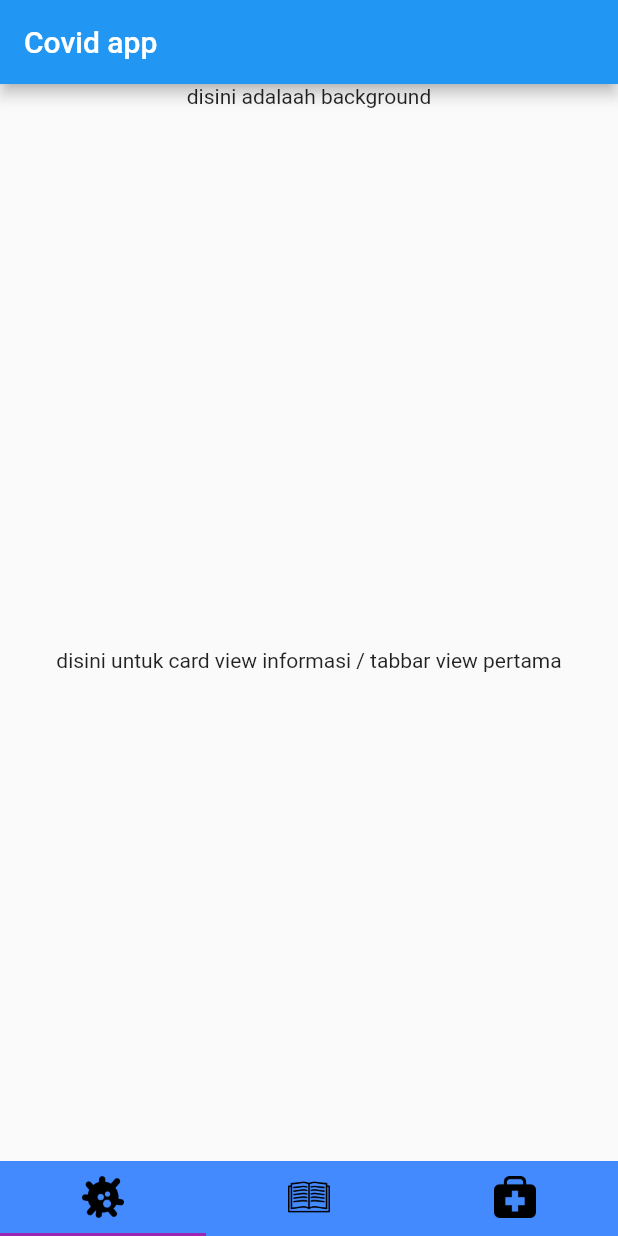
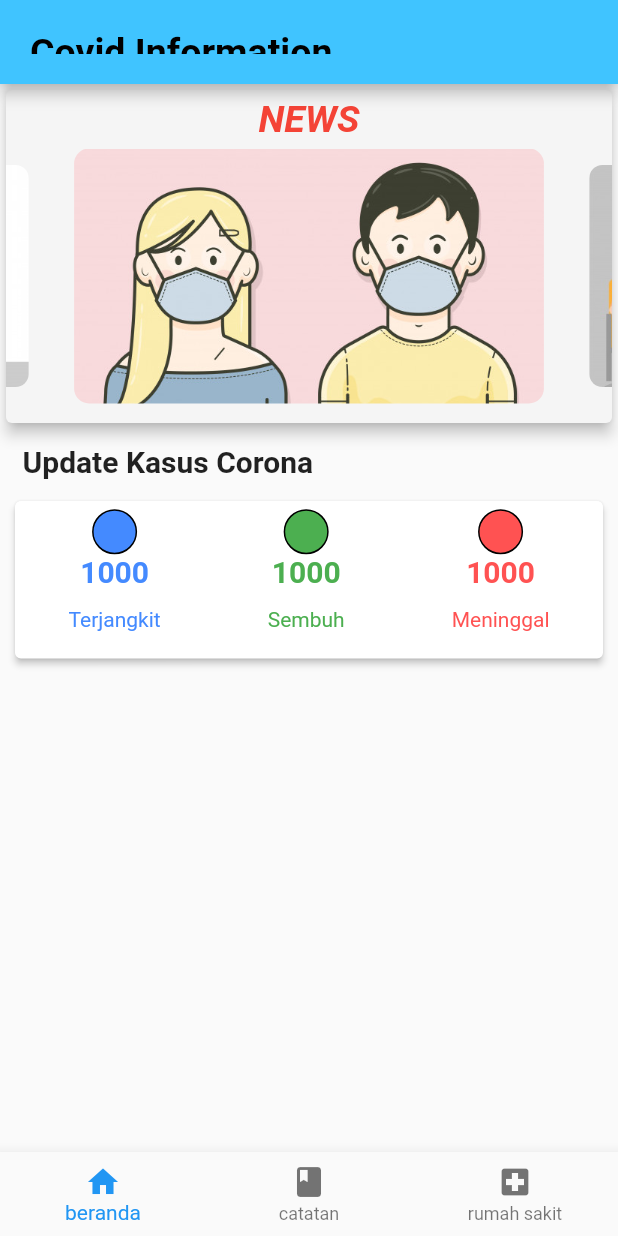
Before and after one commit to StingBugz/project_akhir, a Flutter app: the screen it shows after launch, on a phone screen of 412 x 824 dp. Run offline on Flutter 3.47's test engine with Material 2 defaults, Android fonts, the phone set to English and light mode, and no system bars; drawn by our look-alikes of carousel_slider.

Commit message:
commit ke empat

```diff
--- /dev/null
+++ b/lib/beranda.dart
@@ -0,0 +1,252 @@
+import 'package:carousel_slider/carousel_slider.dart';
+import 'package:flutter/material.dart';
+
+class Beranda extends StatefulWidget {
+  @override
+  _BerandaState createState() => _BerandaState();
+}
+
+class _BerandaState extends State<Beranda> {
+  @override
+  Widget build(BuildContext context) {
+    return MaterialApp(
+      debugShowCheckedModeBanner: false,
+      home: Scaffold(
+        appBar: AppBar(
+          backgroundColor: Colors.lightBlueAccent,
+          flexibleSpace: Align(
+            alignment: Alignment.centerLeft,
+            child: Container(
+              margin: EdgeInsets.all(20),
+              color: Colors.lightBlueAccent,
+              child: Text(
+                "Covid Information",
+                style: TextStyle(
+                    fontSize: 25,
+                    fontWeight: FontWeight.bold,
+                    color: Colors.black),
+              ),
+            ),
+          ),
+        ),
+        body: ListView(
+          children: <Widget>[
+//slider news
+            SafeArea(
+              right: true,
+              left: true,
+              child: SizedBox(
+                height: 230,
+                child: Card(
+                  elevation: 4,
+                  color: Colors.grey[100],
+                  child: Column(
+                    children: [
+                      Container(
+                        margin: EdgeInsets.only(top: 5),
+                        child: Text(
+                          "NEWS",
+                          style: TextStyle(
+                              fontWeight: FontWeight.bold,
+                              fontSize: 25,
+                              color: Colors.red,
+                              fontStyle: FontStyle.italic),
+                        ),
+                      ),
+                      CarouselSlider(
+                        options: CarouselOptions(
+                          height: 180,
+                          enlargeCenterPage: true,
+                          autoPlay: true,
+                          aspectRatio: 16 / 9,
+                          autoPlayCurve: Curves.fastOutSlowIn,
+                          enableInfiniteScroll: true,
+                          autoPlayAnimationDuration:
+                              Duration(milliseconds: 800),
+                          viewportFraction: 0.8,
+                        ),
+                        items: [
+                          Container(
+                            margin: EdgeInsets.all(5),
+                            decoration: BoxDecoration(
+                              borderRadius: BorderRadius.circular(10),
+                              image: DecorationImage(
+                                  image: AssetImage(
+                                      "assets/image/flat/wearing mask.jpg"),
+                                  fit: BoxFit.cover),
+                            ),
+                          ),
+                          Container(
+                            margin: EdgeInsets.all(5),
+                            decoration: BoxDecoration(
+                              borderRadius: BorderRadius.circular(10),
+                              image: DecorationImage(
+                                  image: AssetImage(
+                                      "assets/image/flat/social distancing.jpg"),
+                                  fit: BoxFit.cover),
+                            ),
+                          ),
+                          Container(
+                            margin: EdgeInsets.all(5),
+                            decoration: BoxDecoration(
+                              borderRadius: BorderRadius.circular(10),
+                              image: DecorationImage(
+                                  image: AssetImage(
+                                      "assets/image/flat/wash hand.jpg"),
+                                  fit: BoxFit.fill),
+                            ),
+                          ),
+                          Container(
+                            margin: EdgeInsets.all(5),
+                            decoration: BoxDecoration(
+                              borderRadius: BorderRadius.circular(10),
+                              image: DecorationImage(
+                                  image: AssetImage(
+                                      "assets/image/flat/protect.jpg"),
+                                  fit: BoxFit.cover),
+                            ),
+                          ),
+                        ],
+                      ),
+                    ],
+                  ),
+                ),
+              ),
+            ),
+//search bar
+//negara
+            Align(
+              alignment: Alignment.centerLeft,
+              child: Container(
+                margin: EdgeInsets.fromLTRB(15, 10, 0, 10),
+                child: Text(
+                  "Update Kasus Corona",
+                  style: TextStyle(fontSize: 20, fontWeight: FontWeight.bold),
+                ),
+              ),
+            ),
+
+//jumlah kasus covid
+            SizedBox(
+              height: 110,
+              child: Card(
+                elevation: 2,
+                margin: EdgeInsets.only(right: 10, left: 10, top: 5),
+                child: Row(
+                  mainAxisAlignment: MainAxisAlignment.spaceAround,
+                  children: <Widget>[
+                    Column(
+                      mainAxisAlignment: MainAxisAlignment.center,
+                      children: [
+                        Flexible(
+                          flex: 1,
+                          child: Container(
+                            width: 30,
+                            height: 30,
+                            decoration: BoxDecoration(
+                              border: Border.all(color: Colors.black),
+                              shape: BoxShape.circle,
+                              color: Colors.blueAccent,
+                            ),
+                          ),
+                        ),
+                        Center(
+                          child: Text(
+                            "1000",
+                            style: TextStyle(
+                                fontSize: 20,
+                                fontWeight: FontWeight.bold,
+                                color: Colors.blueAccent),
+                          ),
+                        ),
+                        Flexible(
+                          flex: 1,
+                          child: Center(
+                            child: Text(
+                              "Terjangkit",
+                              style: TextStyle(color: Colors.blueAccent),
+                            ),
+                          ),
+                        ),
+                      ],
+                    ),
+                    Column(
+                      mainAxisAlignment: MainAxisAlignment.center,
+                      children: [
+                        Flexible(
+                          flex: 1,
+                          child: Container(
+                            width: 30,
+                            height: 30,
+                            decoration: BoxDecoration(
+                              border: Border.all(color: Colors.black),
+                              shape: BoxShape.circle,
+                              color: Colors.green,
+                            ),
+                          ),
+                        ),
+                        Center(
+                          child: Text(
+                            "1000",
+                            style: TextStyle(
+                                fontSize: 20,
+                                fontWeight: FontWeight.bold,
+                                color: Colors.green),
+                          ),
+                        ),
+                        Flexible(
+                          flex: 1,
+                          child: Center(
+                            child: Text(
+                              "Sembuh",
+                              style: TextStyle(color: Colors.green),
+                            ),
+                          ),
+                        ),
+                      ],
+                    ),
+                    Column(
+                      mainAxisAlignment: MainAxisAlignment.center,
+                      children: [
+                        Flexible(
+                          flex: 1,
+                          child: Container(
+                            width: 30,
+                            height: 30,
+                            decoration: BoxDecoration(
+                              border: Border.all(color: Colors.black),
+                              shape: BoxShape.circle,
+                              color: Colors.redAccent,
+                            ),
+                          ),
+                        ),
+                        Center(
+                          child: Text(
+                            "1000",
+                            style: TextStyle(
+                                fontSize: 20,
+                                fontWeight: FontWeight.bold,
+                                color: Colors.redAccent),
+                          ),
+                        ),
+                        Flexible(
+                          flex: 1,
+                          child: Center(
+                            child: Text(
+                              "Meninggal",
+                              style: TextStyle(color: Colors.redAccent),
+                            ),
+                          ),
+                        ),
+                      ],
+                    ),
+                  ],
+                ),
+              ),
+            ),
+          ],
+        ),
+      ),
+    );
+  }
+}
--- /dev/null
+++ b/lib/catatan.dart
@@ -0,0 +1,18 @@
+import 'package:flutter/material.dart';
+
+class Catatan extends StatefulWidget {
+  @override
+  _CatatanState createState() => _CatatanState();
+}
+
+class _CatatanState extends State<Catatan> {
+  @override
+  Widget build(BuildContext context) {
+    return MaterialApp(
+      debugShowCheckedModeBanner: false,
+      home: Scaffold(
+        body: Center(child: Text("Catatan")),
+      ),
+    );
+  }
+}
--- a/lib/mainpage.dart
+++ b/lib/mainpage.dart
@@ -1,4 +1,7 @@
 import 'package:flutter/material.dart';
+import 'package:project_akhir/beranda.dart';
+import 'package:project_akhir/catatan.dart';
+import 'package:project_akhir/rumah_sakit.dart';
 
 class MainPage extends StatefulWidget {
   @override
@@ -6,66 +9,41 @@ class MainPage extends StatefulWidget {
 }
 
 class _MainPageState extends State<MainPage> {
+  int _currentindex = 0;
+
+  final tabs = [new Beranda(), new Catatan(), new RumahSakit()];
+
   @override
   Widget build(BuildContext context) {
     return MaterialApp(
       debugShowCheckedModeBanner: false,
       home: Scaffold(
-        appBar: AppBar(
-          title: Text("Covid app"),
-          backgroundColor: Colors.blue,
-        ),
-        body: Stack(
-          children: <Widget>[
-            //stack pertama
-            Align(
-              alignment: Alignment.topCenter,
-              child: Text("disini adalaah background"),
+        body: tabs[_currentindex],
+        bottomNavigationBar: BottomNavigationBar(
+          currentIndex: _currentindex,
+          type: BottomNavigationBarType.fixed,
+          items: [
+            BottomNavigationBarItem(
+              icon: Icon(Icons.home),
+              label: "beranda",
+              backgroundColor: Colors.blue,
             ),
-            //stack kedua
-            Align(
-              alignment: Alignment.center,
-              child: Text(
-                  "disini untuk card view informasi / tabbar view pertama"),
+            BottomNavigationBarItem(
+              icon: Icon(Icons.book),
+              label: "catatan",
+              backgroundColor: Colors.blue,
             ),
-            //stack ketiga
-            Align(
-              alignment: Alignment.bottomCenter,
-              child: DefaultTabController(
-                length: 3,
-                child: Container(
-                  height: 50,
-                  color: Colors.blueAccent,
-                  child: TabBar(
-                      indicatorColor: Colors.purple,
-                      labelPadding: EdgeInsets.all(10),
-                      tabs: [
-                        Tab(
-                          child: Image(
-                            width: 50,
-                            height: 50,
-                            image:
-                                AssetImage("assets/image/virus-molecule.png"),
-                          ),
-                        ),
-                        Tab(
-                          child: Image(
-                              width: 50,
-                              height: 50,
-                              image: AssetImage("assets/image/book.png")),
-                        ),
-                        Tab(
-                          child: Image(
-                            image: AssetImage("assets/image/first-aid-kit.png"),
-                            width: 50,
-                            height: 50,
-                          ),
-                        )
-                      ]),
-                ),
-              ),
-            )
+            BottomNavigationBarItem(
+              icon: Icon(Icons.local_hospital),
+              label: "rumah sakit",
+              backgroundColor: Colors.blue,
+            ),
           ],
+          onTap: (index) {
+            setState(() {
+              _currentindex = index;
+            });
+          },
         ),
       ),
     );
--- /dev/null
+++ b/lib/rumah_sakit.dart
@@ -0,0 +1,18 @@
+import 'package:flutter/material.dart';
+
+class RumahSakit extends StatefulWidget {
+  @override
+  _RumahSakitState createState() => _RumahSakitState();
+}
+
+class _RumahSakitState extends State<RumahSakit> {
+  @override
+  Widget build(BuildContext context) {
+    return MaterialApp(
+      debugShowCheckedModeBanner: false,
+      home: Scaffold(
+        body: Center(child: Text("Rumah Sakit")),
+      ),
+    );
+  }
+}
```
Also changed, not shown: pubspec.yaml (+5 -4 lines), assets/image/book.png (deleted), assets/image/first-aid-kit.png (deleted), assets/image/flat/protect.jpg (added), assets/image/flat/social distancing.jpg (added), assets/image/flat/wash hand.jpg (added), assets/image/flat/wearing mask.jpg (added), assets/image/virus-molecule.png (deleted), pubspec.lock.
